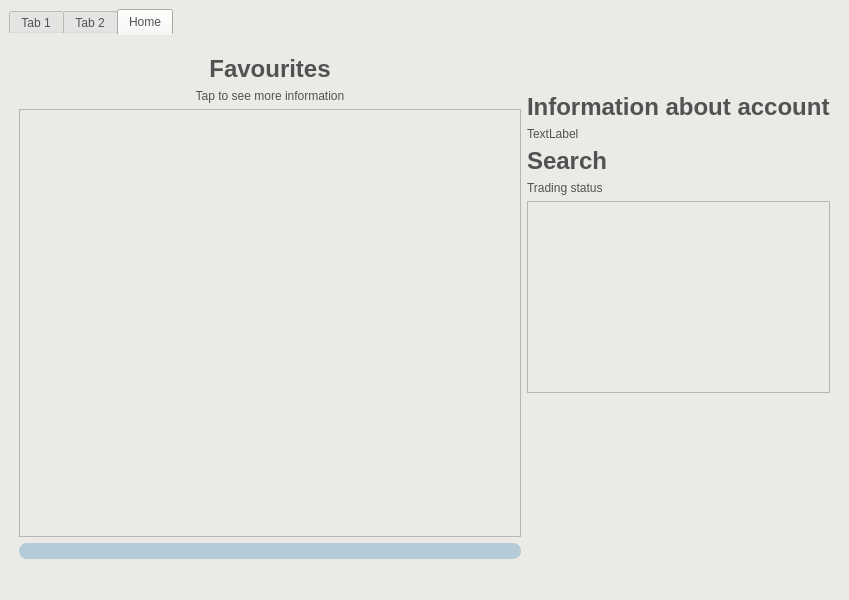
The window that apps/mainwindow.ui (coolGroup2005/tinkoffsdk_qt_app) describes before a commit, drawn with Qt 5.
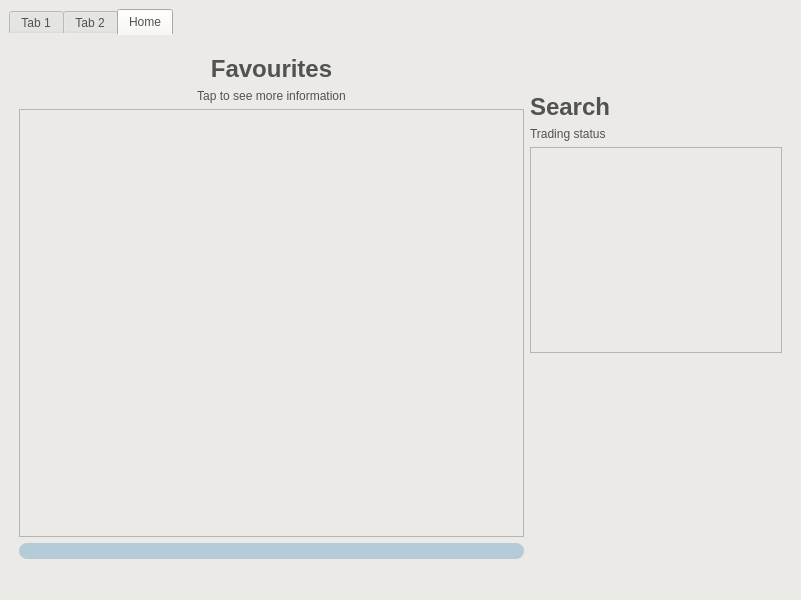
The same window after the commit.

Commit message: read favourites

Patch:
```diff
--- a/apps/mainwindow.ui
+++ b/apps/mainwindow.ui
@@ -267,7 +267,7 @@
        </attribute>
        <layout class="QHBoxLayout" name="horizontalLayout">
         <item>
-         <layout class="QHBoxLayout" name="horizontalLayout_2" stretch="5,1">
+         <layout class="QHBoxLayout" name="horizontalLayout_2" stretch="2,1">
           <item>
            <layout class="QVBoxLayout" name="verticalLayout_5">
             <item>
@@ -340,20 +340,6 @@
             <property name="topMargin">
              <number>48</number>
             </property>
-            <item>
-             <widget class="QLabel" name="label">
-              <property name="text">
-               <string>&lt;html&gt;&lt;head/&gt;&lt;body&gt;&lt;p&gt;&lt;span style=&quot; font-size:18pt; font-weight:700;&quot;&gt;Information about account&lt;/span&gt;&lt;/p&gt;&lt;/body&gt;&lt;/html&gt;</string>
-              </property>
-             </widget>
-            </item>
-            <item>
-             <widget class="QLabel" name="labelAccount">
-              <property name="text">
-               <string>TextLabel</string>
-              </property>
-             </widget>
-            </item>
             <item>
              <layout class="QVBoxLayout" name="verticalLayout_6">
               <item>
```
The commit also changes 2 other files.
